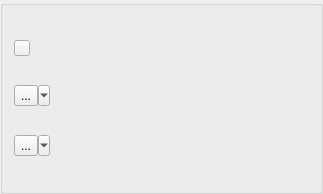
The window that mqt/MqtLogger/runbuttonsframe.ui (Rsclub22/Minos2-Mirror) describes before a commit, drawn with Qt 5.
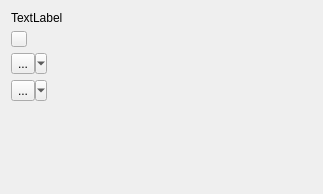
The same window after the commit. Custom widgets are drawn as their Qt base class.

The edit to the form file:
```diff
--- a/mqt/MqtLogger/runbuttonsframe.ui
+++ b/mqt/MqtLogger/runbuttonsframe.ui
@@ -1,7 +1,7 @@
 <?xml version="1.0" encoding="UTF-8"?>
 <ui version="4.0">
  <class>RunButtonsFrame</class>
- <widget class="QGroupBox" name="RunButtonsFrame">
+ <widget class="MinosPanel" name="RunButtonsFrame">
   <property name="geometry">
    <rect>
     <x>0</x>
@@ -10,13 +10,14 @@
     <height>194</height>
    </rect>
   </property>
-  <property name="windowTitle">
-   <string>Call Freqs</string>
-  </property>
-  <property name="title">
-   <string/>
-  </property>
   <layout class="QVBoxLayout" name="verticalLayout">
+   <item>
+    <widget class="QLabel" name="title">
+     <property name="text">
+      <string>TextLabel</string>
+     </property>
+    </widget>
+   </item>
    <item>
     <layout class="QHBoxLayout" name="horizontalLayout">
      <item>
@@ -82,8 +83,29 @@
      </property>
     </widget>
    </item>
+   <item>
+    <spacer name="verticalSpacer">
+     <property name="orientation">
+      <enum>Qt::Vertical</enum>
+     </property>
+     <property name="sizeHint" stdset="0">
+      <size>
+       <width>20</width>
+       <height>40</height>
+      </size>
+     </property>
+    </spacer>
+   </item>
   </layout>
  </widget>
+ <customwidgets>
+  <customwidget>
+   <class>MinosPanel</class>
+   <extends>QFrame</extends>
+   <header>minospanel.h</header>
+   <container>1</container>
+  </customwidget>
+ </customwidgets>
  <resources/>
  <connections/>
 </ui>
```
